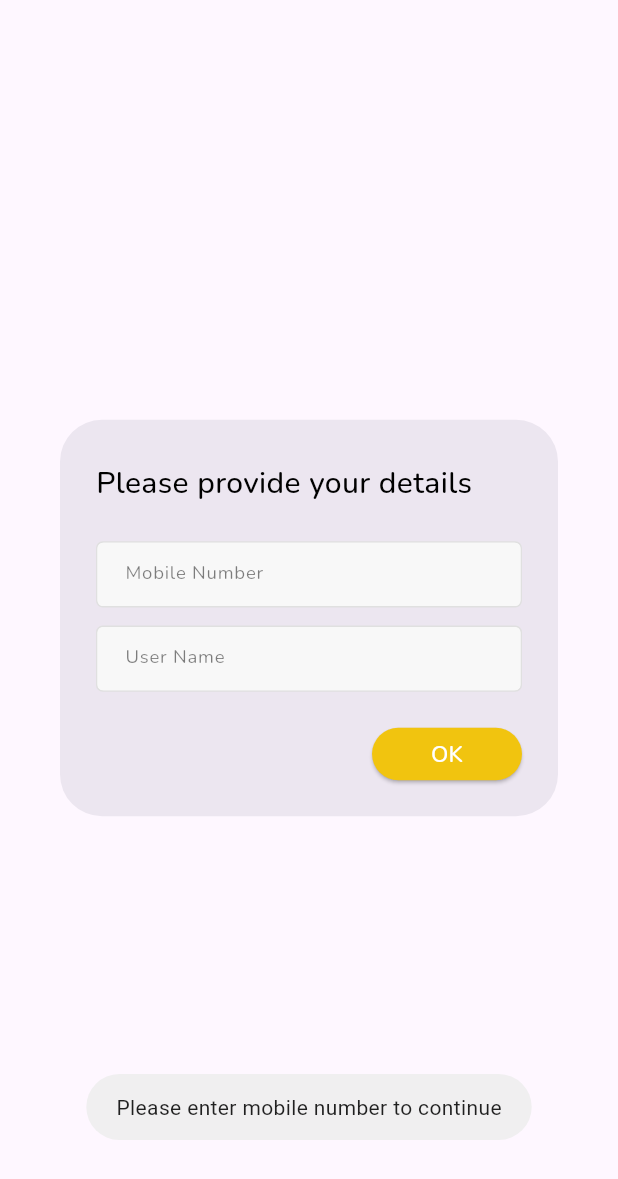
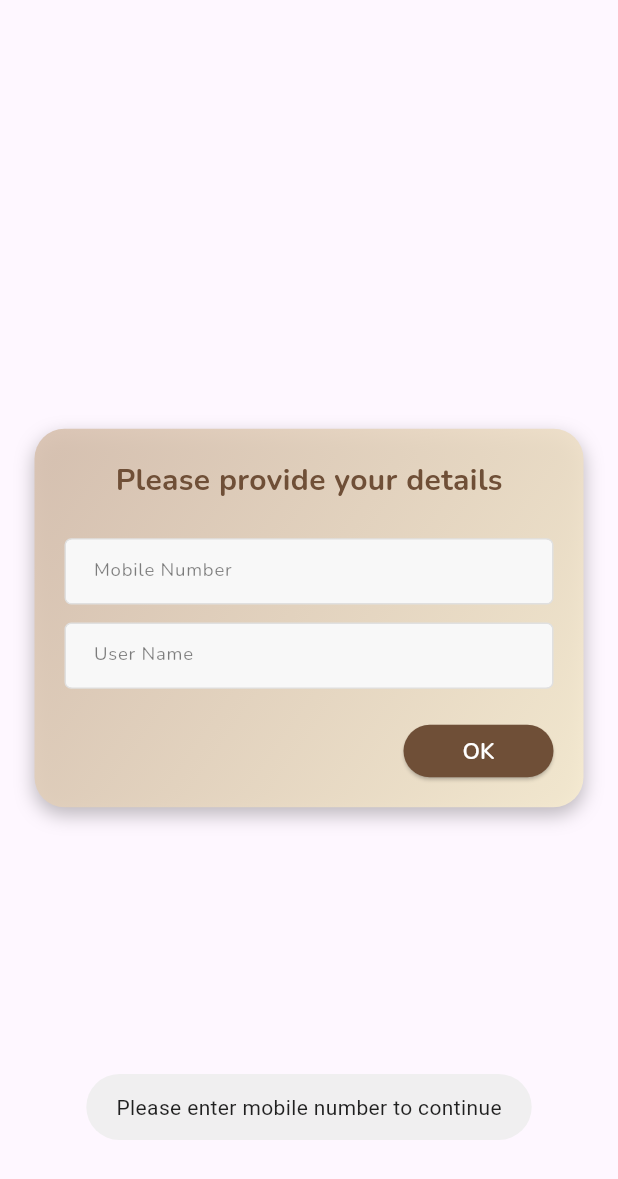
Before and after one commit to info-hagekors/eazy_order, a Flutter app: the AddUserDetailsWebDialog widget shown alone on an empty page, opened directly, after a tap on "OK", on a phone screen of 412 x 824 dp. Shown: the top 1179 px of the screen. Run offline on Flutter 3.47's test engine with Material 3 defaults, Android fonts, the phone set to English and light mode, and no system bars; our stand-ins replace cached_network_image, carousel_slider, cloud_firestore, cloud_functions, data_table_2, either_dart and 21 more; missing offline and left inert: dart:js_interop, dart:js_util, encrypt, razorpay_flutter; accounts and stored records are empty; generated files the repository leaves out were written again; network calls fail; project files that could hold a hidden picture were left out.

Commit message:
changes in ui for web

```diff
--- a/eazy_order_web/lib/feature/home/presentations/screens/mobile/product_listing_screen.dart
+++ b/eazy_order_web/lib/feature/home/presentations/screens/mobile/product_listing_screen.dart
@@ -386,7 +386,7 @@ class _ProductListingScreenState extends ConsumerState<ProductListingScreen> {
         margin: EdgeInsets.symmetric(horizontal: 16.w),
         decoration: BoxDecoration(
             borderRadius: BorderRadius.circular(12.r),
-            color: AppColors.primaryButtonColor,
+            color: AppColors.primaryColor,
             border: Border.all(color: AppColors.screenBgColor, width: 2.w)
         ),
         child: Row(
--- a/eazy_order_web/lib/feature/home/presentations/screens/splash_screen.dart
+++ b/eazy_order_web/lib/feature/home/presentations/screens/splash_screen.dart
@@ -111,7 +111,8 @@ class _SplashScreenState extends ConsumerState<SplashScreen> with SingleTickerPr
     //String businessId = "70fe4769-fe80-4d4d-b84d-c09f7917cdb5";
     //AppConsts.setBusinessId = "eaf5a2b4-eb59-40f1-9ef9-bca4fbc4158c";
     //AppConsts.setBusinessId = "c9fda2e3-2c7d-430b-a2d4-73adaa0f56a1"; // Demo Shop
-    AppConsts.setBusinessId = "eb011c87-43f9-4fe9-9bd5-0b417970f1f4"; // Neo Sports Store
+  //  AppConsts.setBusinessId = "eb011c87-43f9-4fe9-9bd5-0b417970f1f4"; // Neo Sports Store
+    AppConsts.setBusinessId = "a290aa24-5eee-4b3d-b317-0fcb0a1bc88c"; // Divy
     //AppConsts.setBusinessId = "6ae27183-4c61-4a50-9991-58244ea3f40b"; // Test 1
     if (AppConsts.businessId.isNotEmpty) {
       ref.read(goRouterProvider).go('${ProductListingScreen.routeName}/${AppConsts.businessId}');
--- a/eazy_order_web/lib/feature/home/presentations/screens/web/product_listing_web_screen.dart
+++ b/eazy_order_web/lib/feature/home/presentations/screens/web/product_listing_web_screen.dart
@@ -255,7 +255,7 @@ class _ProductListingWebScreenState extends ConsumerState<ProductListingWebScree
                         margin: EdgeInsets.symmetric(horizontal: 16),
                         decoration: BoxDecoration(
                             borderRadius: BorderRadius.circular(12.r),
-                            color: AppColors.primaryButtonColor,
+                            color: AppColors.primaryColor,
                             border: Border.all(color: AppColors.screenBgColor, width: 2)
                         ),
                         child: Row(
@@ -309,7 +309,7 @@ class _ProductListingWebScreenState extends ConsumerState<ProductListingWebScree
         margin: EdgeInsets.symmetric(horizontal: 16),
         decoration: BoxDecoration(
             borderRadius: BorderRadius.circular(12.r),
-            color: AppColors.primaryButtonColor,
+            color: AppColors.primaryColor,
             border: Border.all(color: AppColors.screenBgColor, width: 2)
         ),
         child: Row(
--- a/eazy_order_web/lib/feature/home/presentations/widgets/add_user_details_dialog.dart
+++ b/eazy_order_web/lib/feature/home/presentations/widgets/add_user_details_dialog.dart
@@ -22,6 +22,7 @@ class _AddUserDetailsDialogState extends ConsumerState<AddUserDetailsDialog> {
   @override
   Widget build(BuildContext context) {
     return AlertDialog(
+      backgroundColor: AppColors.imageBgColor,
       content: SingleChildScrollView(
         child: Column(
           crossAxisAlignment: CrossAxisAlignment.start,
@@ -32,7 +33,7 @@ class _AddUserDetailsDialogState extends ConsumerState<AddUserDetailsDialog> {
               style: GoogleFonts.roboto(
                 fontSize: 20.sp,
                 fontWeight: FontWeight.w500,
-                color: AppColors.black
+                color: AppColors.primaryColor
               )
             ),
             SizedBox(height: 24.h,),
@@ -63,7 +64,7 @@ class _AddUserDetailsDialogState extends ConsumerState<AddUserDetailsDialog> {
                   }
                   ref.read(goRouterProvider).pop({'mobile':_mobileController.text.trim(), 'name':_nameController.text.trim()});
                 },
-                color: AppColors.primaryButtonColor,
+                color: AppColors.primaryColor,
                 width: 110.w,
                 height: 40.h,
                 borderRadius: 24.r,
--- a/eazy_order_web/lib/feature/home/presentations/widgets/web/add_user_details_web_dialog.dart
+++ b/eazy_order_web/lib/feature/home/presentations/widgets/web/add_user_details_web_dialog.dart
@@ -1,4 +1,3 @@
-
 import 'package:core/core.dart';
 import 'package:eazy_order_web/core/routing/app_router.dart';
 import 'package:flutter/material.dart';
@@ -7,74 +6,138 @@ import 'package:fluttertoast/fluttertoast.dart';
 import 'package:google_fonts/google_fonts.dart';
 
 class AddUserDetailsWebDialog extends ConsumerStatefulWidget {
-  const AddUserDetailsWebDialog({super.key,});
+  const AddUserDetailsWebDialog({super.key});
 
   @override
-  ConsumerState<AddUserDetailsWebDialog> createState() => _AddUserDetailsWebDialogState();
+  ConsumerState<AddUserDetailsWebDialog> createState() =>
+      _AddUserDetailsWebDialogState();
 }
 
-class _AddUserDetailsWebDialogState extends ConsumerState<AddUserDetailsWebDialog> {
-
+class _AddUserDetailsWebDialogState
+    extends ConsumerState<AddUserDetailsWebDialog> {
   late final TextEditingController _mobileController = TextEditingController();
   late final TextEditingController _nameController = TextEditingController();
 
   @override
   Widget build(BuildContext context) {
     return AlertDialog(
-      content: SingleChildScrollView(
+      insetPadding: const EdgeInsets.symmetric(horizontal: 23),
+      backgroundColor: Colors.transparent,
+      contentPadding: EdgeInsets.zero,
+      shape: RoundedRectangleBorder(
+        borderRadius: BorderRadius.circular(20),
+      ),
+      content: Container(
+        decoration: BoxDecoration(
+          gradient: LinearGradient(
+            begin: Alignment.topLeft,
+            end: Alignment.bottomRight,
+            colors: [
+              AppColors.bgColor2.withOpacity(0.9),
+              AppColors.imageBgColor.withOpacity(0.9),
+            ],
+          ),
+          borderRadius: BorderRadius.circular(20),
+          boxShadow: const [
+            BoxShadow(
+              color: Colors.black26,
+              blurRadius: 10,
+              offset: Offset(0, 5),
+            ),
+          ],
+        ),
+        padding: const EdgeInsets.all(20),
+        child: SingleChildScrollView(
           child: Column(
             crossAxisAlignment: CrossAxisAlignment.start,
             children: [
-            SizedBox(height: 12),
-            Text(
+              Center(
+                child: Text(
                   'Please provide your details',
                   style: GoogleFonts.nunito(
                     fontSize: 20,
-                fontWeight: FontWeight.w500,
-                color: AppColors.black
-              )
+                    fontWeight: FontWeight.w700,
+                    color: AppColors.primaryColor,
                   ),
-            SizedBox(height: 24,),
+                ),
+              ),
+              const SizedBox(height: 24),
+
+              // 📱 Mobile number field with 10-digit limit
               CommonTextField(
                 controller: _mobileController,
-              onChanged: (val) {},
+                onChanged: (val) {
+                  if (val.length > 10) {
+                    _mobileController.text = val.substring(0, 10);
+                    _mobileController.selection = TextSelection.fromPosition(
+                      TextPosition(offset: _mobileController.text.length),
+                    );
+                    Fluttertoast.showToast(
+                      msg: 'Mobile number cannot exceed 10 digits',
+                    );
+                  }
+                },
                 hintText: 'Mobile Number',
+                keyboardType: TextInputType.number,
+                maxLength: 10, // ✅ Ensures only 10 digits can be typed
               ),
-            SizedBox(height: 12,),
+
+              const SizedBox(height: 12),
+
+              // 👤 User name field
               CommonTextField(
                 controller: _nameController,
                 onChanged: (val) {},
                 hintText: 'User Name',
               ),
-            SizedBox(height: 24),
-            Container(
+
+              const SizedBox(height: 24),
+
+              // ✅ Submit button
+              Align(
                 alignment: Alignment.centerRight,
                 child: AppButton(
                   text: 'OK',
                   onPressed: () async {
-                  if (_mobileController.text.trim().isEmpty) {
-                    Fluttertoast.showToast(msg: 'Please enter mobile number to continue');
+                    final mobile = _mobileController.text.trim();
+                    final name = _nameController.text.trim();
+
+                    // 🧩 Validation
+                    if (mobile.isEmpty) {
+                      Fluttertoast.showToast(
+                          msg: 'Please enter mobile number to continue');
                       return;
                     }
-                  if (_nameController.text.trim().isEmpty) {
-                    Fluttertoast.showToast(msg: 'It would be great if you provide your name');
+                    if (mobile.length != 10) {
+                      Fluttertoast.showToast(
+                          msg: 'Mobile number must be exactly 10 digits');
                       return;
                     }
-                  ref.read(goRouterProvider).pop({'mobile':_mobileController.text.trim(), 'name':_nameController.text.trim()});
+                    if (name.isEmpty) {
+                      Fluttertoast.showToast(
+                          msg: 'It would be great if you provide your name');
+                      return;
+                    }
+
+                    // ✅ All good — close dialog with data
+                    ref.read(goRouterProvider).pop({
+                      'mobile': mobile,
+                      'name': name,
+                    });
                   },
-                color: AppColors.primaryButtonColor,
+                  color: AppColors.primaryColor,
                   width: 100,
                   height: 35,
                   borderRadius: 24,
                   textStyle: GoogleFonts.nunito(
                     fontSize: 15,
-                    fontWeight: FontWeight.w500,
-                    color: AppColors.white
+                    fontWeight: FontWeight.w600,
+                    color: AppColors.white,
                   ),
                 ),
               ),
-            //SizedBox(height: 12.h),
             ],
+          ),
         ),
       ),
     );
--- a/eazy_order_web/pubspec.yaml
+++ b/eazy_order_web/pubspec.yaml
@@ -62,7 +62,7 @@ dependencies:
 
   # Utilities
   flutter_dotenv: ^5.2.1
-  intl: ^0.19.0
+  intl: ^0.20.2
   flutter_local_notifications: ^19.1.0
   url_launcher: ^6.3.1
   package_info_plus: ^8.3.0
```
Also changed, not shown: eazy_order_web/pubspec.lock. Lines whose indentation alone changed are shown as unchanged.
